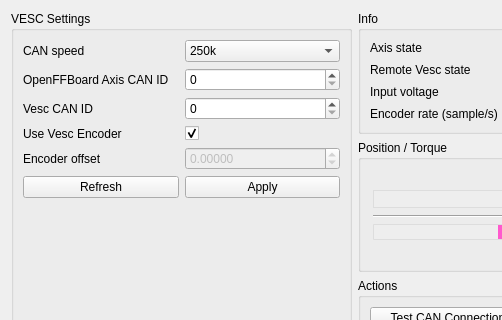
Before: the Qt Designer form res/vesc.ui in Ultrawipf/OpenFFBoard-configurator, drawn with Qt 5; both pictures show x 0 to 502 and y 0 to 320 of the 710 by 651 pixel window.
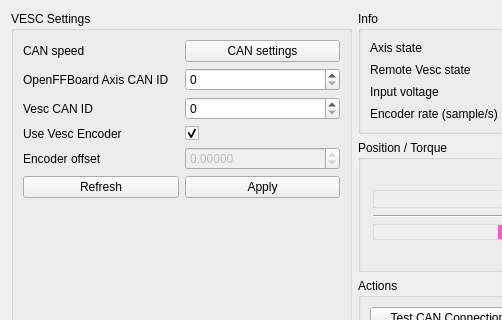
After: the same form once the commit is applied.

Commit message: Moved can speed settings to common dialog

Patch:
```diff
--- a/res/vesc.ui
+++ b/res/vesc.ui
@@ -97,25 +97,6 @@
         </property>
        </spacer>
       </item>
-      <item row="0" column="1">
-       <widget class="QComboBox" name="comboBox_baud">
-        <item>
-         <property name="text">
-          <string>250k</string>
-         </property>
-        </item>
-        <item>
-         <property name="text">
-          <string>500k</string>
-         </property>
-        </item>
-        <item>
-         <property name="text">
-          <string>1000k</string>
-         </property>
-        </item>
-       </widget>
-      </item>
       <item row="3" column="0">
        <widget class="QLabel" name="label_8">
         <property name="text">
@@ -153,6 +134,13 @@
         </property>
        </widget>
       </item>
+      <item row="0" column="1">
+       <widget class="QPushButton" name="pushButton_cansettings">
+        <property name="text">
+         <string>CAN settings</string>
+        </property>
+       </widget>
+      </item>
      </layout>
     </widget>
    </item>
```
Left out of the diff: 82 changed lines with no effect on the pictures. The commit also changes 7 other files.
